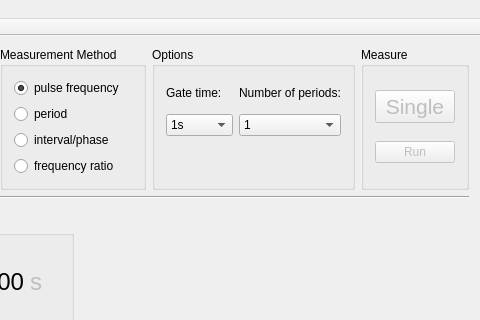
Old version of the form gui/mainwindow.ui in the repository mcejp/virtual-counter; both pictures show x 594 to 1074 and y 0 to 320 of the 1074 by 819 pixel window.
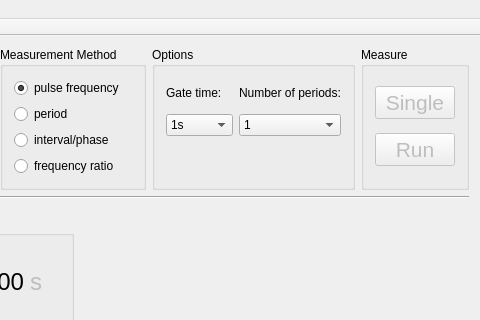
New version of the form. Custom widgets are drawn as their Qt base class.

Commit message: Respect user-set PWM options when reconnecting

What changed in the file:
```diff
--- a/gui/mainwindow.ui
+++ b/gui/mainwindow.ui
@@ -282,6 +282,11 @@
            <property name="enabled">
             <bool>false</bool>
            </property>
+           <property name="font">
+            <font>
+             <pointsize>16</pointsize>
+            </font>
+           </property>
            <property name="text">
             <string>Run</string>
            </property>
```
Left out of the diff: 6 changed lines with no effect on the pictures. The commit also changes 2 other files.
